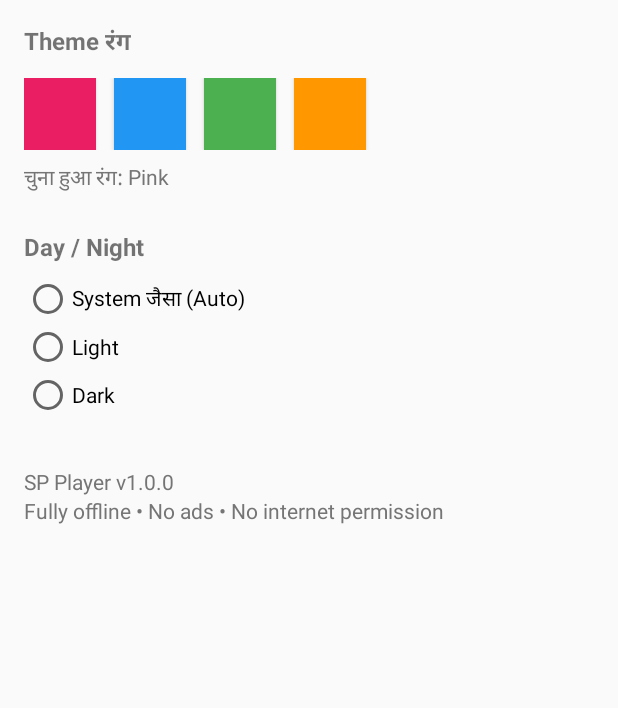
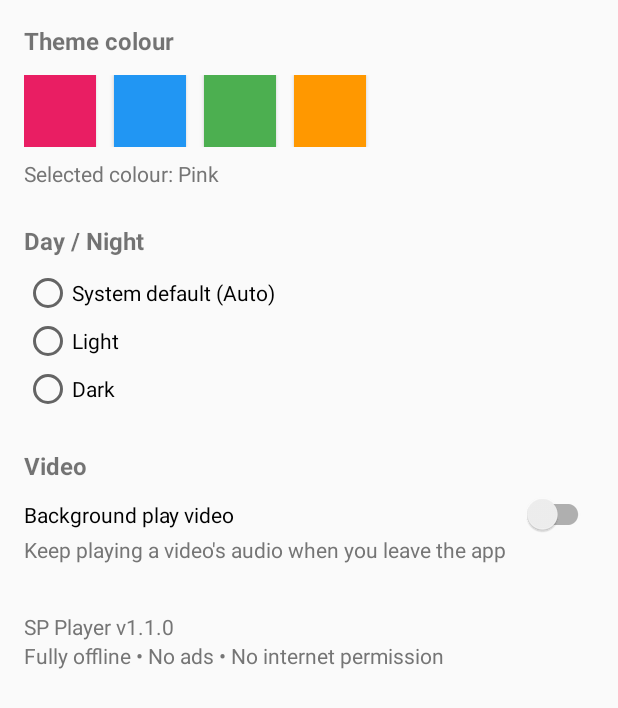
Before and after one commit to sp-dev-22/sp-player, an Android app: the layout activity_settings.xml on its own in the app's theme, with its tools: preview values and no code run, on a phone screen of 412 x 824 dp. Shown: the top 708 px of the screen. Run offline under Robolectric (Android 15) with nearby library versions, the phone set to English and light mode, and no system bars.

Commit message:
Add files via upload

```diff
--- a/app/src/main/res/layout/activity_settings.xml
+++ b/app/src/main/res/layout/activity_settings.xml
@@ -13,7 +13,7 @@
         <TextView
             android:layout_width="match_parent"
             android:layout_height="wrap_content"
-            android:text="Theme रंग"
+            android:text="Theme colour"
             android:textSize="16sp"
             android:textStyle="bold" />
 
@@ -60,7 +60,7 @@
             android:layout_width="match_parent"
             android:layout_height="wrap_content"
             android:layout_marginTop="8dp"
-            android:text="चुना हुआ रंग: Pink"
+            android:text="Selected colour: Pink"
             android:textColor="@color/text_secondary"
             android:textSize="14sp" />
 
@@ -83,7 +83,7 @@
                 android:id="@+id/night_system"
                 android:layout_width="match_parent"
                 android:layout_height="wrap_content"
-                android:text="System जैसा (Auto)" />
+                android:text="System default (Auto)" />
 
             <RadioButton
                 android:id="@+id/night_light"
@@ -101,8 +101,30 @@
         <TextView
             android:layout_width="match_parent"
             android:layout_height="wrap_content"
+            android:layout_marginTop="24dp"
+            android:text="Video"
+            android:textSize="16sp"
+            android:textStyle="bold" />
+
+        <androidx.appcompat.widget.SwitchCompat
+            android:id="@+id/bg_video_switch"
+            android:layout_width="match_parent"
+            android:layout_height="wrap_content"
+            android:layout_marginTop="8dp"
+            android:text="Background play video" />
+
+        <TextView
+            android:layout_width="match_parent"
+            android:layout_height="wrap_content"
+            android:text="Keep playing a video's audio when you leave the app"
+            android:textColor="@color/text_secondary"
+            android:textSize="14sp" />
+
+        <TextView
+            android:layout_width="match_parent"
+            android:layout_height="wrap_content"
             android:layout_marginTop="32dp"
-            android:text="SP Player v1.0.0"
+            android:text="SP Player v1.1.0"
             android:textColor="@color/text_secondary"
             android:textSize="14sp" />
 
```
Also changed, not shown: app/src/main/res/layout/activity_main.xml (+34 -9 lines), app/src/main/res/layout/activity_player.xml (+38 -1 lines), app/src/main/res/layout/exo_player_control_view.xml (+34 -7 lines), app/src/main/res/layout/item_track.xml (+12 -0 lines).
